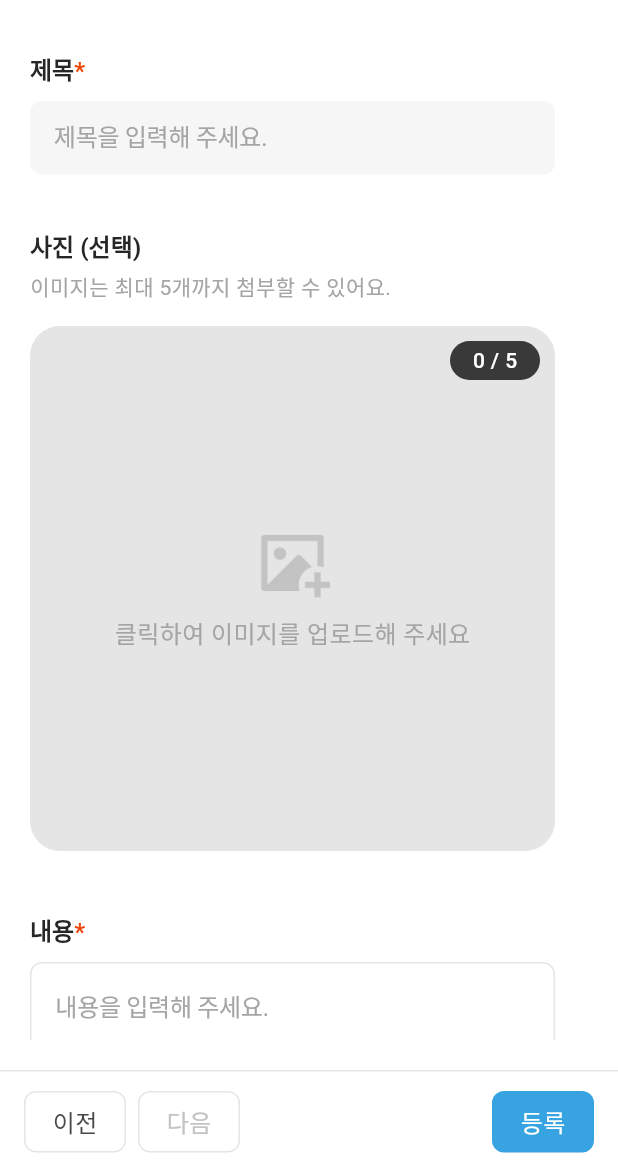
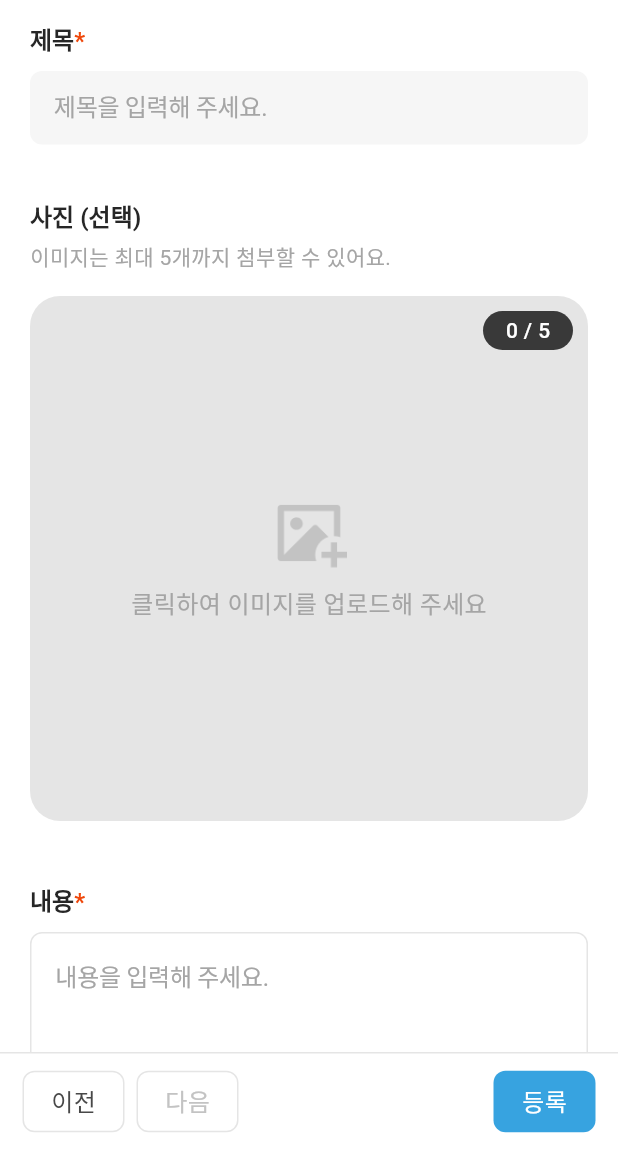
Before and after one commit to h2jinee/pangju, a Flutter app: the WriteSecondScreen screen opened directly, after a tap on "클릭하여 이미지를 업로드해 주세요", on a phone screen of 412 x 824 dp, the part 64-1236 px from its top. Run offline on Flutter 3.47's test engine with Material 3 defaults, Android fonts, the phone set to English and light mode, and no system bars; our stand-ins replace flutter_svg, image_picker, shared_preferences; accounts and stored records are empty; network calls fail; Roboto replaces fonts that are missing (Pretendard).

Commit message:
fix/iOS UI 깨짐 현상 수정

```diff
--- a/lib/screens/home/bottom_bar.dart
+++ b/lib/screens/home/bottom_bar.dart
@@ -15,8 +15,12 @@ class BottomBar extends StatelessWidget {
   @override
   Widget build(BuildContext context) {
     return Container(
-      padding: const EdgeInsets.symmetric(horizontal: 16),
-      height: 68,
+      padding: EdgeInsets.only(
+        left: 15,
+        right: 15,
+        bottom: MediaQuery.of(context).padding.bottom + 15, // 하단 여백 추가
+      ),
+      height: 80 + MediaQuery.of(context).padding.bottom, // 높이를 조절하여 하단 여백 추가
       decoration: const BoxDecoration(
         border: Border(
           top: BorderSide(color: Color(0xFFE5E5E5), width: 1),
--- a/lib/screens/home/write_second_screen.dart
+++ b/lib/screens/home/write_second_screen.dart
@@ -19,9 +19,9 @@ class _WriteSecondScreenState extends State<WriteSecondScreen> {
 
   Future<void> _pickImages() async {
     try {
-      final List<XFile> selectedImages = await _picker.pickMultiImage();
+      final List<XFile>? selectedImages = await _picker.pickMultiImage();
       setState(() {
-        _imageFiles = selectedImages;
+        _imageFiles = selectedImages!;
       });
     } catch (e) {
       print("Image selection error: $e");
@@ -76,8 +76,11 @@ class _WriteSecondScreenState extends State<WriteSecondScreen> {
           elevation: 0, // 그림자 없애기
         ),
         body: Padding(
-          padding: const EdgeInsets.all(20.0),
+          padding:
+              const EdgeInsets.symmetric(horizontal: 20.0), // 좌우 여백을 동일하게 설정
           child: SingleChildScrollView(
+            child: Align(
+              alignment: Alignment.topCenter, // 전체 화면에서 중앙 정렬
               child: Column(
                 crossAxisAlignment: CrossAxisAlignment.start,
                 children: [
@@ -103,7 +106,7 @@ class _WriteSecondScreenState extends State<WriteSecondScreen> {
                   ),
                   const SizedBox(height: 10), // 여백 추가
                   Container(
-                  width: 350,
+                    width: double.infinity,
                     height: 49,
                     margin: const EdgeInsets.only(bottom: 20), // 추가된 여백
                     decoration: BoxDecoration(
@@ -150,7 +153,7 @@ class _WriteSecondScreenState extends State<WriteSecondScreen> {
                     child: Stack(
                       children: [
                         Container(
-                        width: 350,
+                          width: double.infinity,
                           height: 350,
                           decoration: BoxDecoration(
                             color: const Color(0xFFE5E5E5),
@@ -247,7 +250,7 @@ class _WriteSecondScreenState extends State<WriteSecondScreen> {
                   ),
                   const SizedBox(height: 10), // 여백 추가
                   Container(
-                  width: 350,
+                    width: double.infinity,
                     decoration: BoxDecoration(
                       color: Colors.white,
                       borderRadius: BorderRadius.circular(8),
@@ -255,8 +258,8 @@ class _WriteSecondScreenState extends State<WriteSecondScreen> {
                         color: const Color(0xFFE5E5E5),
                       ),
                     ),
-                  padding:
-                      const EdgeInsets.symmetric(horizontal: 16, vertical: 10),
+                    padding: const EdgeInsets.symmetric(
+                        horizontal: 16, vertical: 10),
                     child: Padding(
                       padding: const EdgeInsets.only(bottom: 30), // 여백 추가
                       child: TextFormField(
@@ -279,6 +282,7 @@ class _WriteSecondScreenState extends State<WriteSecondScreen> {
               ),
             ),
           ),
+        ),
         bottomNavigationBar: BottomBar(
           onNext: () {
             // 다음 페이지로 이동하는 로직 추가
```
Lines whose indentation alone changed are shown as unchanged.
